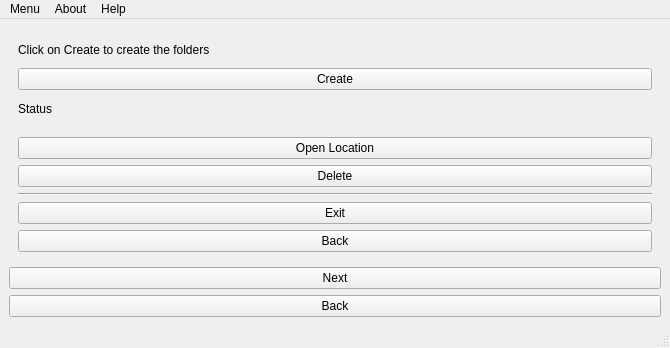
Qt form sfo.ui (Abir-Tx/StudyFolderOrganizer-GUI) before a commit.
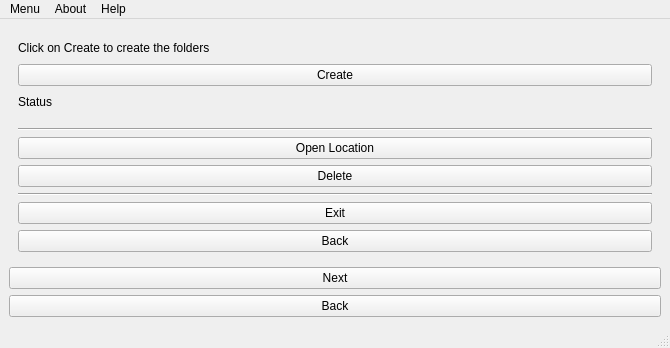
The same form after that commit. Icons and pictures are not drawn.

Commit message:
Title: Add a horizontal line to separate section
Added a horizontal line so that delete & open locations buttons gets a
little separated from the other sections

```diff
--- a/sfo.ui
+++ b/sfo.ui
@@ -288,6 +288,13 @@
           </property>
          </spacer>
         </item>
+        <item>
+         <widget class="Line" name="line_2">
+          <property name="orientation">
+           <enum>Qt::Horizontal</enum>
+          </property>
+         </widget>
+        </item>
         <item>
          <widget class="QPushButton" name="pushButton_2">
           <property name="toolTip">
```
